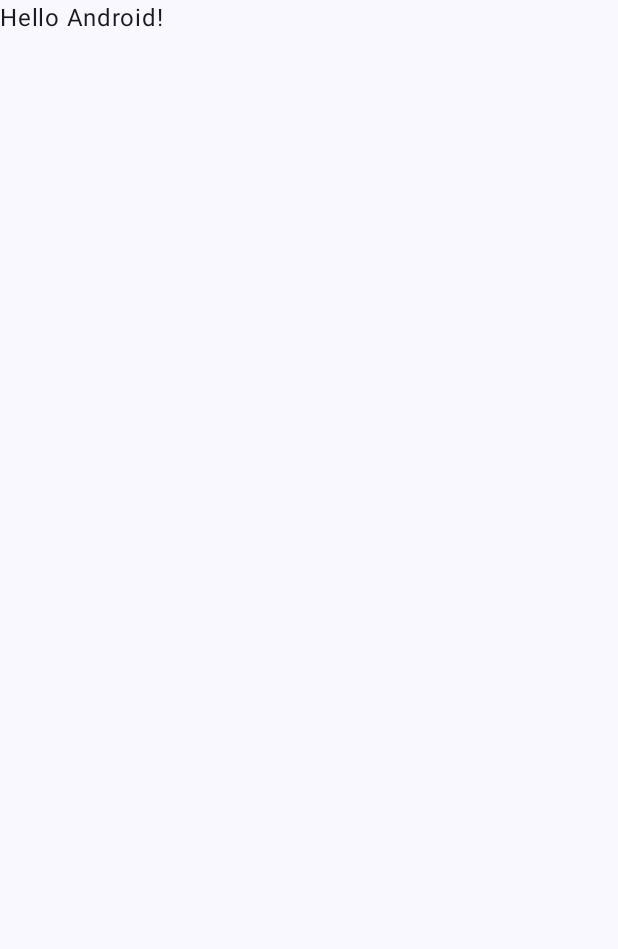
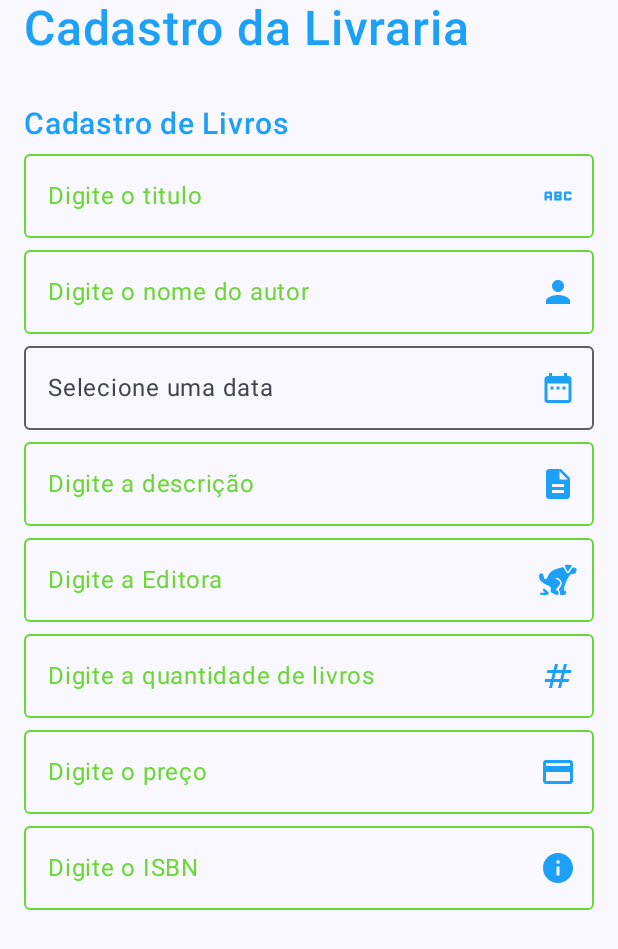
Before and after one commit to pabloosales2007-wq/AulaElementoCompose, an Android app built with Jetpack Compose: the screen it shows after launch (MainActivity), on a phone screen of 412 x 824 dp. Before the commit the part shown is almost empty. Shown: the top 949 px of the screen. Run offline under Robolectric (Android 15) with nearby library versions, the phone set to English and light mode, and no system bars.

Commit message:
Versao com data de seleção

```diff
--- a/app/build.gradle.kts
+++ b/app/build.gradle.kts
@@ -39,12 +39,15 @@ android {
 dependencies {
     implementation(platform(libs.androidx.compose.bom))
     implementation(libs.androidx.activity.compose)
+    implementation(libs.androidx.compose.material.icons.core)
+    implementation(libs.androidx.compose.material.icons.extended)
     implementation(libs.androidx.compose.material3)
     implementation(libs.androidx.compose.ui)
     implementation(libs.androidx.compose.ui.graphics)
     implementation(libs.androidx.compose.ui.tooling.preview)
     implementation(libs.androidx.core.ktx)
     implementation(libs.androidx.lifecycle.runtime.ktx)
+    implementation(libs.androidx.material3)
     testImplementation(libs.junit)
     androidTestImplementation(platform(libs.androidx.compose.bom))
     androidTestImplementation(libs.androidx.compose.ui.test.junit4)
--- a/app/src/main/java/com/example/elementos/Elementos.kt
+++ b/app/src/main/java/com/example/elementos/Elementos.kt
@@ -1,6 +1,8 @@
 package com.example.elementos
 
-import androidx.compose.foundation.border
+import android.app.DatePickerDialog
+import android.widget.DatePicker
+
 import androidx.compose.foundation.layout.Column
 import androidx.compose.foundation.layout.PaddingValues
 import androidx.compose.foundation.layout.Spacer
@@ -12,26 +14,92 @@ import androidx.compose.foundation.layout.padding
 import androidx.compose.foundation.layout.statusBarsPadding
 import androidx.compose.foundation.rememberScrollState
 import androidx.compose.foundation.verticalScroll
+import androidx.compose.material.icons.Icons
+import androidx.compose.material.icons.filled.Abc
+import androidx.compose.material.icons.filled.Description
+import androidx.compose.material.icons.filled.Info
+import androidx.compose.material.icons.filled.Numbers
+import androidx.compose.material.icons.filled.Payment
+import androidx.compose.material.icons.filled.Person
+import androidx.compose.material3.Icon
 import androidx.compose.material3.OutlinedTextField
 import androidx.compose.material3.OutlinedTextFieldDefaults
 import androidx.compose.material3.Scaffold
 import androidx.compose.material3.Text
-import androidx.compose.material3.TextField
 import androidx.compose.runtime.Composable
 import androidx.compose.runtime.getValue
 import androidx.compose.runtime.mutableStateOf
 import androidx.compose.runtime.remember
 import androidx.compose.runtime.setValue
 import androidx.compose.ui.Modifier
+import androidx.compose.ui.graphics.vector.ImageVector
+import androidx.compose.ui.platform.LocalContext
+import androidx.compose.ui.res.vectorResource
 import androidx.compose.ui.text.font.FontWeight
 import androidx.compose.ui.tooling.preview.Preview
 import androidx.compose.ui.unit.dp
 import androidx.compose.ui.unit.sp
 import com.example.elementos.ui.theme.ElementosTheme
-import com.example.elementos.ui.theme.Purple40
 import com.example.elementos.ui.theme.Titulo
 import com.example.elementos.ui.theme.semFoco
+import android.icu.util.Calendar
+import androidx.compose.foundation.clickable
+import androidx.compose.foundation.layout.Box
+import androidx.compose.material.icons.filled.DateRange
 
+
+/**
+ * Campo de seleção de data
+ *
+ * @param valor Valor atual da data
+ * @param dataSelecionada Data que o usuário selecionou
+ * @param rotulo Dica do que precisa fazer com o usuário
+ * @return Retorna a data selecionada do usuário
+ */
+@Composable
+fun campoData(
+    valor: String,
+    dataSelecionada: (String) -> Unit,
+    rotulo: String
+) {
+    val contexto = LocalContext.current
+    val calendario = Calendar.getInstance()
+
+    val seletorDeDataPopUp = DatePickerDialog(
+        contexto,
+        { _: DatePicker, ano: Int, mes: Int, dia: Int ->
+            dataSelecionada("$dia/${mes + 1}/$ano")
+        },
+        calendario.get(Calendar.YEAR),
+        calendario.get(Calendar.MONTH),
+        calendario.get(Calendar.DAY_OF_MONTH)
+    )
+
+    Box(modifier = Modifier.fillMaxWidth()) {
+        OutlinedTextField(
+            value = valor,
+            onValueChange = {},
+            label = { Text(rotulo) },
+            readOnly = true,
+            modifier = Modifier.fillMaxWidth(),
+            trailingIcon = {
+                Icon(
+                    Icons.Default.DateRange,
+                    contentDescription = rotulo,
+                    tint = Titulo
+                )
+            }
+        )
+
+        Box(
+            modifier = Modifier
+                .matchParentSize()
+                .clickable {
+                    seletorDeDataPopUp.show()
+                }
+        )
+    }
+}
 /**
  * Cria um espaço vertical entre os elementos.
  * @param tamanho Define a altura do espaço em dp.
@@ -62,16 +130,19 @@ fun Titulo(texto: String, tamanho: Int){
 /**
  * Cria um elemento visual de campo, onde o usuario pode digitar
  *
- * Param rotulo indica do que o usuario vai digitar
- * param valorAtual valor que se encontra no campo
- * Param valorAMUdar valor que vai passar a ter depois de digitado
+ * Param rotulo Indica do que o usuario vai digitar
+ * param valorAtual Valor que se encontra no campo
+ * Param valorAMUdar Valor que vai passar a ter depois de digitado
  * Return Valor que foi digitado
  */
 @Composable
 fun CampoTexto(
     rotulo : String
     , valorAtual : String
-    , valorAMudar : (String) -> Unit)
+    , valorAMudar : (String) -> Unit,
+    icone: ImageVector
+)
+
 {
     //TextField
     OutlinedTextField( //elemento mais minimalista
@@ -79,7 +150,8 @@ fun CampoTexto(
         label = {Text(rotulo)},
         onValueChange = valorAMudar,
         colors = OutlinedTextFieldDefaults.colors(unfocusedBorderColor = semFoco, focusedBorderColor = Titulo, focusedLabelColor = Titulo, unfocusedLabelColor = semFoco),
-        modifier = Modifier.fillMaxWidth()
+        modifier = Modifier.fillMaxWidth(),
+        trailingIcon = {Icon(icone, rotulo, tint = Titulo)}
 
     )
 
@@ -101,14 +173,15 @@ fun ContendoElementos(valorDeEspacamentoInicial: PaddingValues) {
         .fillMaxHeight()
         .verticalScroll(lembrarRolagem)
     ) {
-        Titulo("Cadastro de Livro", 32)
+        Titulo("Cadastro da Livraria", 32)
         Espaco(32)
-        Titulo("Cadastro de Pessoas", 20)
+        Titulo("Cadastro de Livros", 20)
         var titulo by remember { mutableStateOf("")  }
         CampoTexto(
             rotulo = "Digite o titulo" ,
             titulo,
-            valorAMudar = {it -> titulo = it}
+            valorAMudar = {it -> titulo = it},
+            Icons.Default.Abc
 
         )
 
@@ -116,15 +189,33 @@ fun ContendoElementos(valorDeEspacamentoInicial: PaddingValues) {
         CampoTexto(
             rotulo = "Digite o nome do autor" ,
             autor,
-            valorAMudar = {it -> autor = it}
+            valorAMudar = {it -> autor = it},
+            Icons.Default.Person
 
+        )
+
+        var lancamento by remember { mutableStateOf("") }
+        campoData(
+            lancamento,
+            {novaData -> lancamento = novaData},
+            "Selecione uma data"
         )
 
         var descricao by remember { mutableStateOf("")  }
         CampoTexto(
             rotulo = "Digite a descrição" ,
             descricao,
-            valorAMudar = {it -> descricao = it}
+            valorAMudar = {it -> descricao = it},
+            Icons.Default.Description
+
+        )
+
+        var editora by remember { mutableStateOf("")  }
+        CampoTexto(
+            rotulo = "Digite a Editora" ,
+            editora,
+            valorAMudar = {it -> editora = it},
+            ImageVector.vectorResource(R.drawable.editora)
 
         )
 
@@ -132,7 +223,8 @@ fun ContendoElementos(valorDeEspacamentoInicial: PaddingValues) {
         CampoTexto(
             rotulo = "Digite a quantidade de livros" ,
             quantidade,
-            valorAMudar = {it -> quantidade = it}
+            valorAMudar = {it -> quantidade = it},
+            Icons.Default.Numbers
 
         )
 
@@ -140,7 +232,8 @@ fun ContendoElementos(valorDeEspacamentoInicial: PaddingValues) {
         CampoTexto(
             rotulo = "Digite o preço" ,
             preco,
-            valorAMudar = {it -> preco = it}
+            valorAMudar = {it -> preco = it},
+            Icons.Default.Payment
 
         )
 
@@ -148,7 +241,8 @@ fun ContendoElementos(valorDeEspacamentoInicial: PaddingValues) {
         CampoTexto(
             rotulo = "Digite o ISBN" ,
             isbn,
-            valorAMudar = {it -> isbn = it}
+            valorAMudar = {it -> isbn = it},
+            Icons.Default.Info
 
         )
 
@@ -157,11 +251,12 @@ fun ContendoElementos(valorDeEspacamentoInicial: PaddingValues) {
     }
 
 }
-@Preview
+
 
 /**
  * Exibe uma prévia da tela de cadastro no Android Studio.
  */
+@Preview
 @Composable
 
 fun TelaPrevista() {
--- a/app/src/main/java/com/example/elementos/MainActivity.kt
+++ b/app/src/main/java/com/example/elementos/MainActivity.kt
@@ -20,10 +20,8 @@ class MainActivity : ComponentActivity() {
         setContent {
             ElementosTheme {
                 Scaffold(modifier = Modifier.fillMaxSize()) { innerPadding ->
-                    Greeting(
-                        name = "Android",
-                        modifier = Modifier.padding(innerPadding)
-                    )
+                    ContendoElementos(innerPadding)
+
                 }
             }
         }
--- /dev/null
+++ b/app/src/main/res/drawable/editora.xml
@@ -0,0 +1,9 @@
+<vector xmlns:android="http://schemas.android.com/apk/res/android" android:height="25dp" android:viewportHeight="50" android:viewportWidth="50" android:width="25dp">
+
+    <path android:fillColor="#000000" android:pathData="M34,5.5c0,1.3 3.3,8.5 3.9,8.5 0.7,-0 5.1,-7.2 5.1,-8.4 0,-0.3 -2,-0.6 -4.5,-0.6 -2.5,-0 -4.5,0.2 -4.5,0.5z" android:strokeColor="#00000000"/>
+
+    <path android:fillColor="#000000" android:pathData="M26,9.7c-9.3,3.1 -11.4,4.6 -14,10 -2.9,5.8 -4.7,5.9 -5.9,0.2 -0.6,-2.8 -1.2,-3.4 -3.1,-3.4 -2,-0 -2.6,0.6 -2.8,2.7 -0.6,4.9 2.3,8.6 9.4,11.9 6.3,3 6.4,3.1 5.8,6.3 -0.5,3 -0.2,3.5 3.2,5.5 2,1.2 4.4,2.1 5.3,1.9 2.5,-0.5 2.6,-3.9 0.2,-5.7l-2.1,-1.6 3,-3.3c1.6,-1.8 3,-4.1 3,-5.1 0,-2 -3,-5.1 -4.8,-5.1 -0.7,-0 -1.2,-0.5 -1.2,-1 0,-1.8 3.1,-1 5.5,1.5 3.1,3 3.2,6.4 0.4,9.9 -1.9,2.4 -2,3.1 -0.9,5.1 0.7,1.3 1,3.1 0.6,4 -0.5,1.4 0.1,1.6 3.7,1.3 3.5,-0.3 4.3,-0.7 4.5,-2.6 0.3,-1.6 -0.2,-2.5 -1.6,-2.9 -1.8,-0.4 -1.8,-0.8 -0.6,-6 0.7,-3 2.7,-7.9 4.5,-10.9 2.9,-4.7 3.7,-5.4 6.5,-5.4 2.7,-0 3.4,-0.5 4.3,-3.2 0.6,-1.7 1,-3.2 0.9,-3.3 -5.1,-2.7 -5.7,-2.5 -7.8,1.5 -2.7,5.4 -5.5,5.4 -7.6,-0 -1.8,-4.4 -1.9,-4.4 -8.4,-2.3z" android:strokeColor="#00000000"/>
+
+    <path android:fillColor="#000000" android:pathData="M5.3,37.5c-0.3,0.9 0.2,2.2 1.3,3.1 1.8,1.3 1.7,1.4 -1.6,1.2 -2.6,-0.2 -3.5,0.1 -3.8,1.4 -0.3,1.6 0.5,1.8 5.3,1.8 7.1,-0 8.2,-1.9 3.6,-6.1 -3.7,-3.4 -4,-3.4 -4.8,-1.4z" android:strokeColor="#00000000"/>
+
+</vector>
```
Also changed, not shown: gradle/libs.versions.toml (+9 -3 lines).
